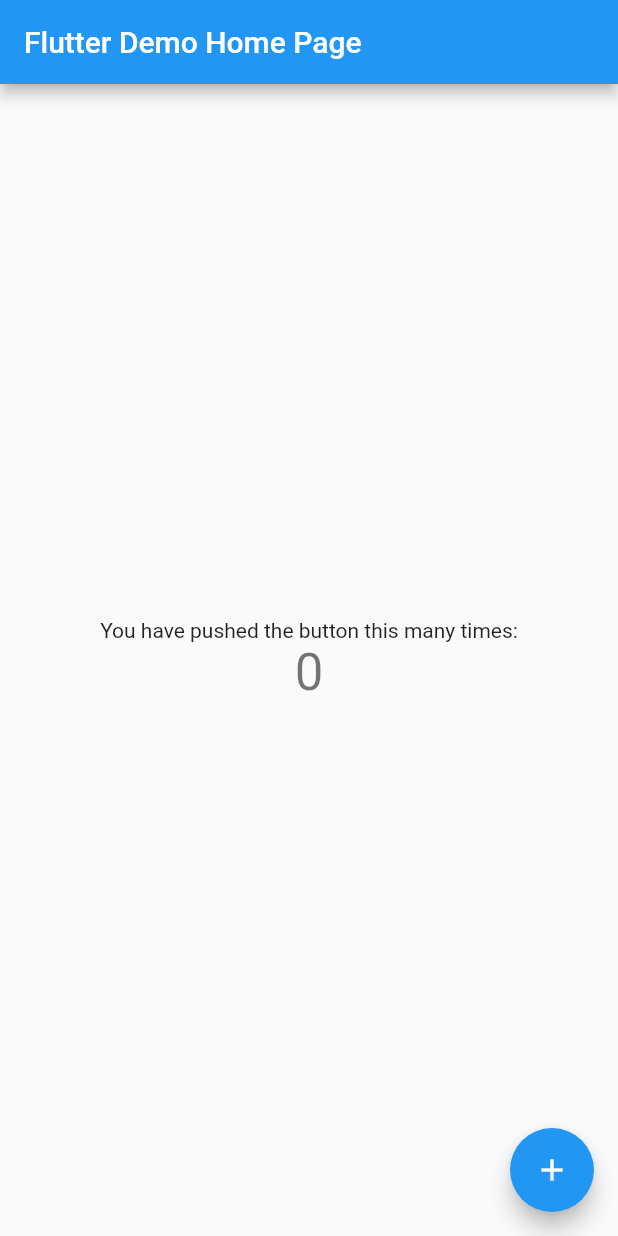
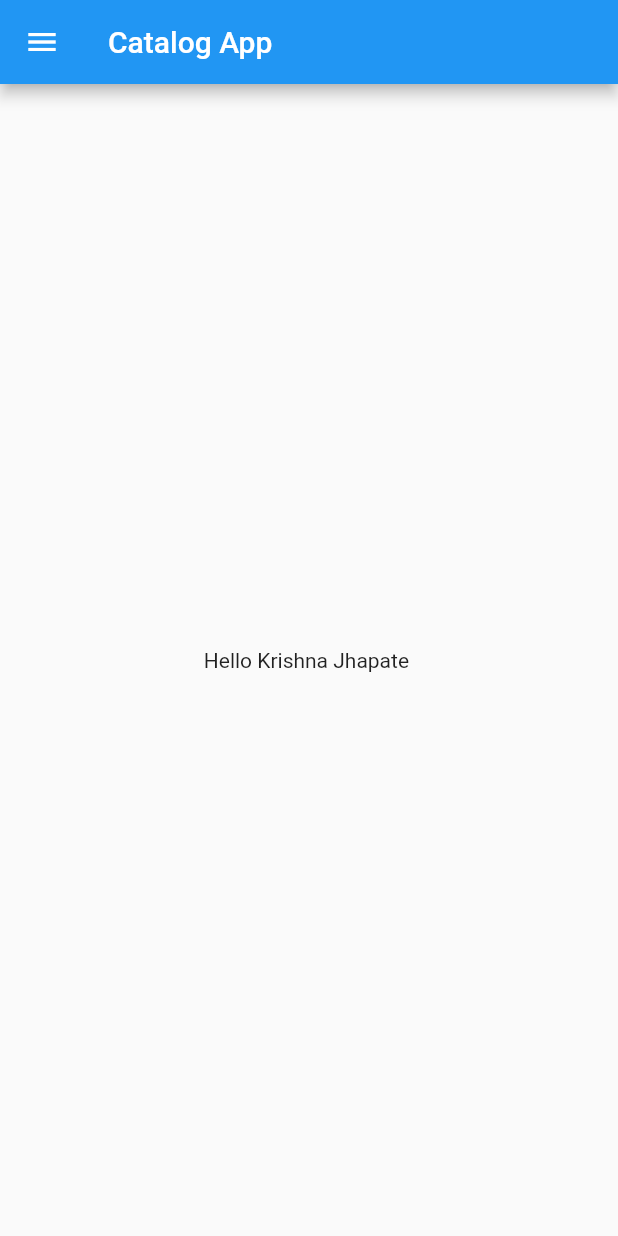
Before and after one commit to krishnajhapate/flutter-eccomerce-app, a Flutter app: the screen it shows after launch, on a phone screen of 412 x 824 dp. Run offline on Flutter 3.47's test engine with Material 2 defaults, Android fonts, the phone set to English and light mode, and no system bars.

Commit message:
drawer app bar scaffold

```diff
--- /dev/null
+++ b/lib/home_page.dart
@@ -0,0 +1,22 @@
+import 'package:flutter/material.dart';
+
+class HomePage extends StatelessWidget {
+  const HomePage({Key? key}) : super(key: key);
+
+  @override
+  Widget build(BuildContext context) {
+    String name = "Krishna Jhapate";
+
+    return Scaffold(
+      appBar: AppBar(
+        title: const Text("Catalog App"),
+      ),
+      body: Center(
+        child: Container(
+          child: Text("Hello $name "),
+        ),
+      ),
+      drawer: Drawer(),
+    );
+  }
+}
--- a/lib/main.dart
+++ b/lib/main.dart
@@ -1,115 +1,17 @@
 import 'package:flutter/material.dart';
+import './home_page.dart';
 
 void main() {
-  runApp(const MyApp());
+  runApp(MyApp());
 }
 
 class MyApp extends StatelessWidget {
   const MyApp({Key? key}) : super(key: key);
-
-  // This widget is the root of your application.
   @override
   Widget build(BuildContext context) {
-    return MaterialApp(
-      title: 'Flutter Demo',
-      theme: ThemeData(
-        // This is the theme of your application.
-        //
-        // Try running your application with "flutter run". You'll see the
-        // application has a blue toolbar. Then, without quitting the app, try
-        // changing the primarySwatch below to Colors.green and then invoke
-        // "hot reload" (press "r" in the console where you ran "flutter run",
-        // or simply save your changes to "hot reload" in a Flutter IDE).
-        // Notice that the counter didn't reset back to zero; the application
-        // is not restarted.
-        primarySwatch: Colors.blue,
-      ),
-      home: const MyHomePage(title: 'Flutter Demo Home Page'),
-    );
+    int days = 0;
+    String name = "Krishna Jhapate";
+
+    return MaterialApp(home: HomePage());
   }
 }
-
-class MyHomePage extends StatefulWidget {
-  const MyHomePage({Key? key, required this.title}) : super(key: key);
-
-  // This widget is the home page of your application. It is stateful, meaning
-  // that it has a State object (defined below) that contains fields that affect
-  // how it looks.
-
-  // This class is the configuration for the state. It holds the values (in this
-  // case the title) provided by the parent (in this case the App widget) and
-  // used by the build method of the State. Fields in a Widget subclass are
-  // always marked "final".
-
-  final String title;
-
-  @override
-  State<MyHomePage> createState() => _MyHomePageState();
-}
-
-class _MyHomePageState extends State<MyHomePage> {
-  int _counter = 0;
-
-  void _incrementCounter() {
-    setState(() {
-      // This call to setState tells the Flutter framework that something has
-      // changed in this State, which causes it to rerun the build method below
-      // so that the display can reflect the updated values. If we changed
-      // _counter without calling setState(), then the build method would not be
-      // called again, and so nothing would appear to happen.
-      _counter++;
-    });
-  }
-
-  @override
-  Widget build(BuildContext context) {
-    // This method is rerun every time setState is called, for instance as done
-    // by the _incrementCounter method above.
-    //
-    // The Flutter framework has been optimized to make rerunning build methods
-    // fast, so that you can just rebuild anything that needs updating rather
-    // than having to individually change instances of widgets.
-    return Scaffold(
-      appBar: AppBar(
-        // Here we take the value from the MyHomePage object that was created by
-        // the App.build method, and use it to set our appbar title.
-        title: Text(widget.title),
-      ),
-      body: Center(
-        // Center is a layout widget. It takes a single child and positions it
-        // in the middle of the parent.
-        child: Column(
-          // Column is also a layout widget. It takes a list of children and
-          // arranges them vertically. By default, it sizes itself to fit its
-          // children horizontally, and tries to be as tall as its parent.
-          //
-          // Invoke "debug painting" (press "p" in the console, choose the
-          // "Toggle Debug Paint" action from the Flutter Inspector in Android
-          // Studio, or the "Toggle Debug Paint" command in Visual Studio Code)
-          // to see the wireframe for each widget.
-          //
-          // Column has various properties to control how it sizes itself and
-          // how it positions its children. Here we use mainAxisAlignment to
-          // center the children vertically; the main axis here is the vertical
-          // axis because Columns are vertical (the cross axis would be
-          // horizontal).
-          mainAxisAlignment: MainAxisAlignment.center,
-          children: <Widget>[
-            const Text(
-              'You have pushed the button this many times:',
-            ),
-            Text(
-              '$_counter',
-              style: Theme.of(context).textTheme.headline4,
-            ),
-          ],
-        ),
-      ),
-      floatingActionButton: FloatingActionButton(
-        onPressed: _incrementCounter,
-        tooltip: 'Increment',
-        child: const Icon(Icons.add),
-      ), // This trailing comma makes auto-formatting nicer for build methods.
-    );
-  }
-}
```
